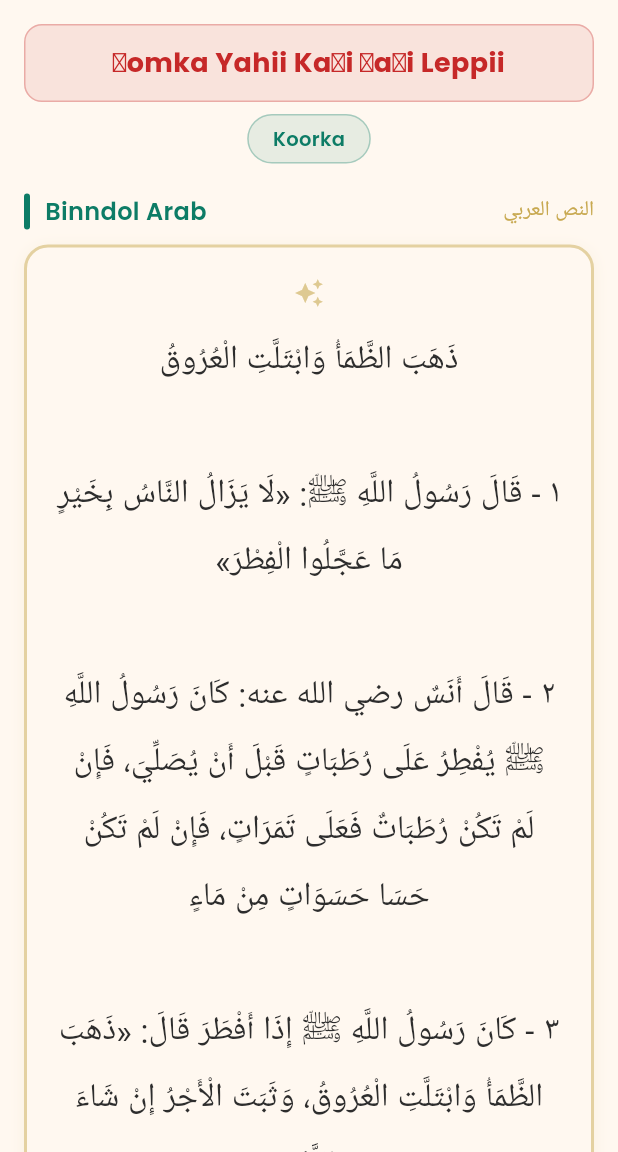
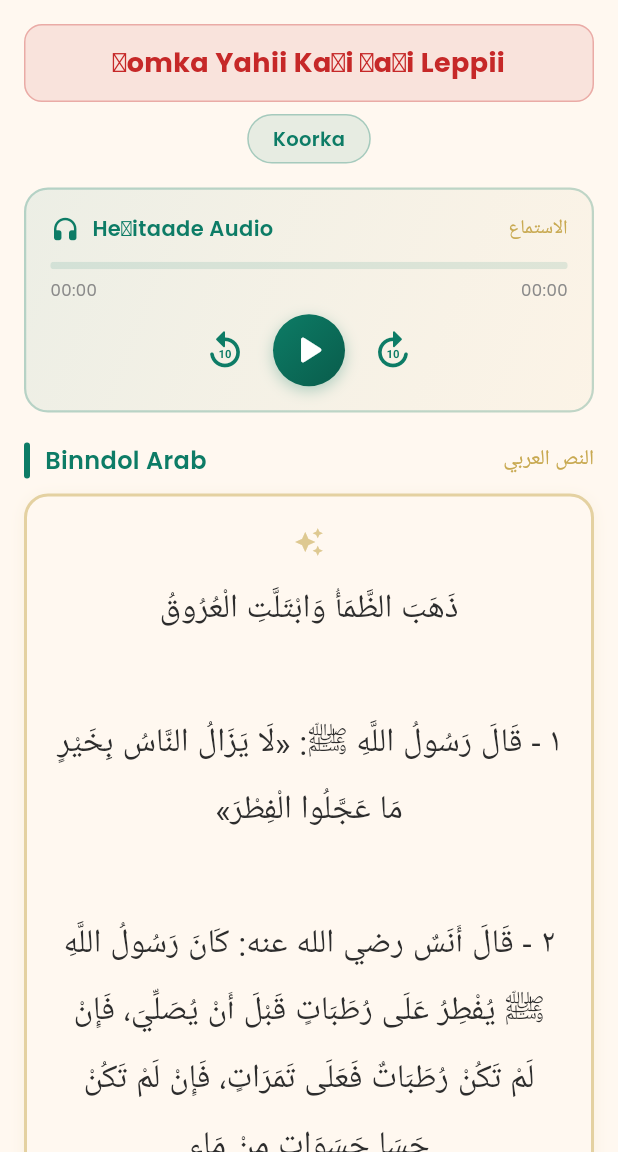
Before and after one commit to kawkumputer/hadisaaji, a Flutter app: the HadithDetailScreen screen opened directly with sample values from the repository, on a phone screen of 412 x 824 dp, the part 84-1236 px from its top. Run offline on Flutter 3.47's test engine with Material 3 defaults, Android fonts, the phone set to English and light mode, and no system bars; our stand-ins replace audioplayers, google_fonts, share_plus, shared_preferences; accounts and stored records are empty.

Commit message:
feat: ajout lecteur audio avec Supabase Storage

```diff
--- /dev/null
+++ b/lib/config/supabase_config.dart
@@ -0,0 +1,11 @@
+class SupabaseConfig {
+  static const String projectUrl = 'https://hitwixhtrciymmmtrkzz.supabase.co';
+  static const String anonKey =
+      'sb_publishable_VnDT20gWqVL0AMpV7t7xpA_MVRrcs_0';
+  static const String audioBucket = 'audio';
+
+  /// Génère l'URL publique d'un fichier audio dans le bucket
+  static String audioUrl(String filename) {
+    return '$projectUrl/storage/v1/object/public/$audioBucket/$filename';
+  }
+}
--- a/lib/data/hadiths_data.dart
+++ b/lib/data/hadiths_data.dart
@@ -1,13 +1,15 @@
 import '../models/hadith.dart';
+import '../config/supabase_config.dart';
 
 const String defaultAuthor =
     'Dr Ahmad Abdullaahi Al-Haniyi, imaaraat/ Tellindo/ Ceerno Usmaan Jam Maalik Bah/Firo Abuu Sih';
 
 final List<Hadith> allHadiths = [
   // === CHAPITRE: Ɗomka Yahii Kaɗi Ɗaɗi Leppii ===
-  const Hadith(
+  Hadith(
     id: 1,
     chapterTitle: 'Ɗomka Yahii Kaɗi Ɗaɗi Leppii',
+    audioUrl: SupabaseConfig.audioUrl('hadiis_1.mpeg'),
     arabicText:
         'ذَهَبَ الظَّمَأُ وَابْتَلَّتِ الْعُرُوقُ\n\n'
         '١ - قَالَ رَسُولُ اللَّهِ ﷺ: «لَا يَزَالُ النَّاسُ بِخَيْرٍ مَا عَجَّلُوا الْفِطْرَ»\n\n'
@@ -26,9 +28,10 @@ final List<Hadith> allHadiths = [
   ),
 
   // === CHAPITRE: Ɗanngal nder Suumayru (Koorka) ===
-  const Hadith(
+  Hadith(
     id: 2,
     chapterTitle: 'Ɗanngal nder Suumayru (Koorka)',
+    audioUrl: SupabaseConfig.audioUrl('hadiis_2.mp3'),
     arabicText:
         'الصِّيَامُ فِي السَّفَرِ\n\n'
         '﴿وَمَن كَانَ مَرِيضًا أَوْ عَلَىٰ سَفَرٍ فَعِدَّةٌ مِّنْ أَيَّامٍ أُخَرَ﴾ البقرة ١٨٥\n\n'
--- a/lib/models/hadith.dart
+++ b/lib/models/hadith.dart
@@ -8,6 +8,7 @@ class Hadith {
   final String? note;
   final String category;
   final String author;
+  final String? audioUrl;
 
   const Hadith({
     required this.id,
@@ -19,6 +20,7 @@ class Hadith {
     this.note,
     required this.category,
     required this.author,
+    this.audioUrl,
   });
 }
 
--- a/lib/screens/hadith_detail_screen.dart
+++ b/lib/screens/hadith_detail_screen.dart
@@ -6,6 +6,7 @@ import '../models/hadith.dart';
 import '../providers/hadith_provider.dart';
 import '../theme/app_theme.dart';
 import '../widgets/islamic_decoration.dart';
+import '../widgets/audio_player_widget.dart';
 
 class HadithDetailScreen extends StatelessWidget {
   final Hadith hadith;
@@ -84,6 +85,12 @@ class HadithDetailScreen extends StatelessWidget {
                 ),
               ),
             ),
+
+            // === AUDIO PLAYER ===
+            if (hadith.audioUrl != null) ...[
+              const SizedBox(height: 16),
+              AudioPlayerWidget(audioUrl: hadith.audioUrl!),
+            ],
 
             const SizedBox(height: 20),
 
--- /dev/null
+++ b/lib/widgets/audio_player_widget.dart
@@ -0,0 +1,267 @@
+import 'package:flutter/material.dart';
+import 'package:audioplayers/audioplayers.dart';
+import 'package:google_fonts/google_fonts.dart';
+import '../theme/app_theme.dart';
+
+class AudioPlayerWidget extends StatefulWidget {
+  final String audioUrl;
+
+  const AudioPlayerWidget({super.key, required this.audioUrl});
+
+  @override
+  State<AudioPlayerWidget> createState() => _AudioPlayerWidgetState();
+}
+
+class _AudioPlayerWidgetState extends State<AudioPlayerWidget> {
+  final AudioPlayer _player = AudioPlayer();
+  PlayerState _playerState = PlayerState.stopped;
+  Duration _duration = Duration.zero;
+  Duration _position = Duration.zero;
+  bool _isLoading = false;
+  String? _errorMessage;
+
+  @override
+  void initState() {
+    super.initState();
+    _setupListeners();
+  }
+
+  void _setupListeners() {
+    _player.onPlayerStateChanged.listen((state) {
+      if (mounted) setState(() => _playerState = state);
+    });
+    _player.onDurationChanged.listen((duration) {
+      if (mounted) setState(() => _duration = duration);
+    });
+    _player.onPositionChanged.listen((position) {
+      if (mounted) setState(() => _position = position);
+    });
+    _player.onPlayerComplete.listen((_) {
+      if (mounted) {
+        setState(() {
+          _position = Duration.zero;
+          _playerState = PlayerState.stopped;
+        });
+      }
+    });
+  }
+
+  @override
+  void dispose() {
+    _player.dispose();
+    super.dispose();
+  }
+
+  Future<void> _playPause() async {
+    try {
+      setState(() => _errorMessage = null);
+      if (_playerState == PlayerState.playing) {
+        await _player.pause();
+      } else {
+        setState(() => _isLoading = true);
+        await _player.play(UrlSource(widget.audioUrl));
+        setState(() => _isLoading = false);
+      }
+    } catch (e) {
+      setState(() {
+        _isLoading = false;
+        _errorMessage = 'Horiima loowde audio';
+      });
+    }
+  }
+
+  Future<void> _stop() async {
+    await _player.stop();
+    setState(() => _position = Duration.zero);
+  }
+
+  String _formatDuration(Duration d) {
+    final minutes = d.inMinutes.remainder(60).toString().padLeft(2, '0');
+    final seconds = d.inSeconds.remainder(60).toString().padLeft(2, '0');
+    return '$minutes:$seconds';
+  }
+
+  @override
+  Widget build(BuildContext context) {
+    final isPlaying = _playerState == PlayerState.playing;
+    final progress = _duration.inMilliseconds > 0
+        ? _position.inMilliseconds / _duration.inMilliseconds
+        : 0.0;
+
+    return Container(
+      width: double.infinity,
+      padding: const EdgeInsets.all(16),
+      decoration: BoxDecoration(
+        gradient: LinearGradient(
+          colors: [
+            AppColors.primaryGreen.withValues(alpha: 0.08),
+            AppColors.goldAccent.withValues(alpha: 0.06),
+          ],
+          begin: Alignment.topLeft,
+          end: Alignment.bottomRight,
+        ),
+        borderRadius: BorderRadius.circular(16),
+        border: Border.all(
+          color: AppColors.primaryGreen.withValues(alpha: 0.25),
+          width: 1.5,
+        ),
+      ),
+      child: Column(
+        children: [
+          // Header
+          Row(
+            children: [
+              Icon(
+                Icons.headphones_rounded,
+                color: AppColors.primaryGreen,
+                size: 20,
+              ),
+              const SizedBox(width: 8),
+              Text(
+                'Heɗitaade Audio',
+                style: GoogleFonts.poppins(
+                  fontSize: 14,
+                  fontWeight: FontWeight.w600,
+                  color: AppColors.primaryGreen,
+                ),
+              ),
+              const Spacer(),
+              Text(
+                'الاستماع',
+                style: TextStyle(
+                  fontSize: 13,
+                  color: AppColors.goldAccent,
+                  fontFamily: 'Traditional Arabic',
+                ),
+              ),
+            ],
+          ),
+          const SizedBox(height: 12),
+
+          // Progress bar
+          ClipRRect(
+            borderRadius: BorderRadius.circular(4),
+            child: LinearProgressIndicator(
+              value: progress,
+              backgroundColor: AppColors.primaryGreen.withValues(alpha: 0.12),
+              valueColor: AlwaysStoppedAnimation<Color>(AppColors.primaryGreen),
+              minHeight: 5,
+            ),
+          ),
+          const SizedBox(height: 6),
+
+          // Time labels
+          Row(
+            mainAxisAlignment: MainAxisAlignment.spaceBetween,
+            children: [
+              Text(
+                _formatDuration(_position),
+                style: GoogleFonts.poppins(
+                  fontSize: 11,
+                  color: AppColors.textLight,
+                ),
+              ),
+              Text(
+                _formatDuration(_duration),
+                style: GoogleFonts.poppins(
+                  fontSize: 11,
+                  color: AppColors.textLight,
+                ),
+              ),
+            ],
+          ),
+          const SizedBox(height: 8),
+
+          // Controls
+          Row(
+            mainAxisAlignment: MainAxisAlignment.center,
+            children: [
+              // Rewind 10s
+              IconButton(
+                icon: const Icon(Icons.replay_10_rounded),
+                color: AppColors.primaryGreen,
+                iconSize: 30,
+                onPressed: () async {
+                  final newPos = _position - const Duration(seconds: 10);
+                  await _player.seek(
+                    newPos < Duration.zero ? Duration.zero : newPos,
+                  );
+                },
+              ),
+
+              const SizedBox(width: 8),
+
+              // Play / Pause
+              Container(
+                decoration: BoxDecoration(
+                  shape: BoxShape.circle,
+                  gradient: LinearGradient(
+                    colors: [AppColors.primaryGreen, AppColors.primaryGreenDark],
+                    begin: Alignment.topLeft,
+                    end: Alignment.bottomRight,
+                  ),
+                  boxShadow: [
+                    BoxShadow(
+                      color: AppColors.primaryGreen.withValues(alpha: 0.3),
+                      blurRadius: 8,
+                      offset: const Offset(0, 3),
+                    ),
+                  ],
+                ),
+                child: _isLoading
+                    ? const Padding(
+                        padding: EdgeInsets.all(12),
+                        child: SizedBox(
+                          width: 28,
+                          height: 28,
+                          child: CircularProgressIndicator(
+                            color: Colors.white,
+                            strokeWidth: 2.5,
+                          ),
+                        ),
+                      )
+                    : IconButton(
+                        icon: Icon(
+                          isPlaying
+                              ? Icons.pause_rounded
+                              : Icons.play_arrow_rounded,
+                        ),
+                        color: Colors.white,
+                        iconSize: 32,
+                        onPressed: _playPause,
+                      ),
+              ),
+
+              const SizedBox(width: 8),
+
+              // Forward 10s
+              IconButton(
+                icon: const Icon(Icons.forward_10_rounded),
+                color: AppColors.primaryGreen,
+                iconSize: 30,
+                onPressed: () async {
+                  final newPos = _position + const Duration(seconds: 10);
+                  await _player.seek(
+                    newPos > _duration ? _duration : newPos,
+                  );
+                },
+              ),
+            ],
+          ),
+
+          // Error message
+          if (_errorMessage != null) ...[
+            const SizedBox(height: 8),
+            Text(
+              _errorMessage!,
+              style: GoogleFonts.poppins(
+                fontSize: 12,
+                color: Colors.red.shade400,
+              ),
+            ),
+          ],
+        ],
+      ),
+    );
+  }
+}
--- a/pubspec.yaml
+++ b/pubspec.yaml
@@ -15,6 +15,7 @@ dependencies:
   share_plus: ^10.1.4
   flutter_local_notifications: ^18.0.1
   provider: ^6.1.2
+  audioplayers: ^6.1.0
 
 dev_dependencies:
   flutter_test:
```
Also changed, not shown: pubspec.lock, 5 other files.
